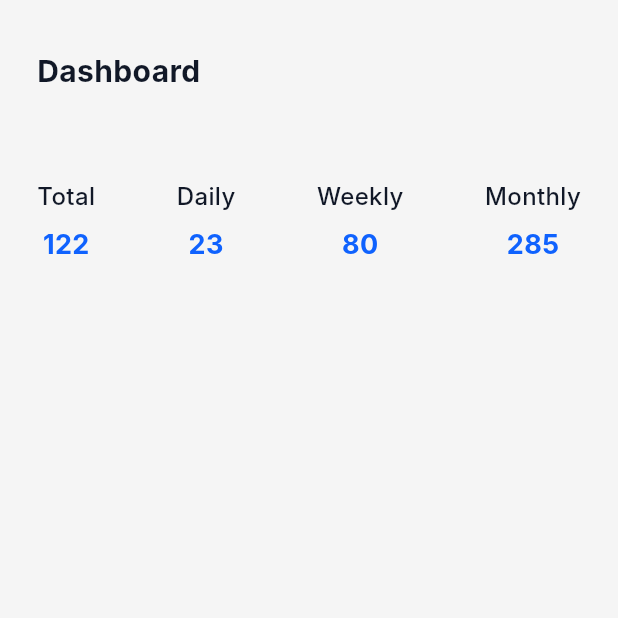
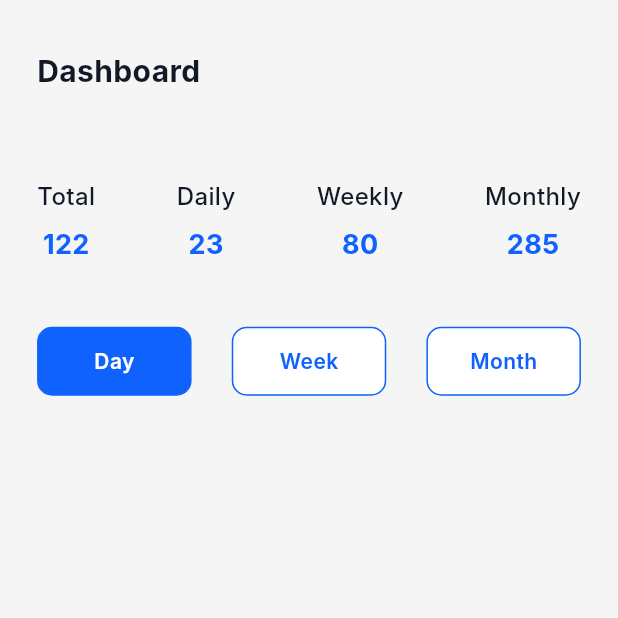
Before and after one commit to huzaifa-huzzi/Project_Lead, a Flutter app: the HomeScreen screen opened directly, on a phone screen of 412 x 824 dp, the top half of it. Run offline on Flutter 3.47's test engine with Material 3 defaults, Android fonts, the phone set to English and light mode, and no system bars; our stand-ins replace flutter_feather_icons, get, intl_phone_field, loading_indicator; Roboto replaces fonts that are missing (Inter).

Commit message:
some new features added

```diff
--- a/lib/View/Home/HomeScreen.dart
+++ b/lib/View/Home/HomeScreen.dart
@@ -40,7 +40,7 @@ class HomeScreen extends StatelessWidget {
 
             SizedBox(height: SizingConfig.height(0.07)),
 
-            /// Headings + Animated Numbers
+            /// Animated Numbers Row
             Row(
               mainAxisAlignment: MainAxisAlignment.spaceBetween,
               children: [
@@ -50,13 +50,25 @@ class HomeScreen extends StatelessWidget {
                 Obx(() => _buildAnimatedStat("Monthly", controller.monthly.value)),
               ],
             ),
+
+            SizedBox(height: SizingConfig.height(0.05)),
+
+            /// Toggle Tabs Row (Day, Week, Month)
+            Obx(() => Row(
+              mainAxisAlignment: MainAxisAlignment.spaceBetween,
+              children: [
+                _buildToggleButton("Day", 0),
+                _buildToggleButton("Week", 1),
+                _buildToggleButton("Month", 2),
+              ],
+            )),
           ],
         ),
       ),
     );
   }
 
-  /// Helper: Title + Animated Count
+  /// Stat Widget
   Widget _buildAnimatedStat(String title, int targetValue) {
     return Column(
       children: [
@@ -86,4 +98,37 @@ class HomeScreen extends StatelessWidget {
       ],
     );
   }
+
+  /// Toggle Button Widget
+  Widget _buildToggleButton(String title, int index) {
+    return GestureDetector(
+      onTap: () {
+        controller.selectedTab.value = index;
+        // You can also call API/update UI based on selection
+      },
+      child: Container(
+        width: SizingConfig.width(0.25),
+        padding: const EdgeInsets.symmetric(vertical: 12),
+        decoration: BoxDecoration(
+          color: controller.selectedTab.value == index
+              ? AppColors.primaryColor
+              : Colors.white,
+          borderRadius: BorderRadius.circular(10),
+          border: Border.all(
+            color: AppColors.primaryColor,
+          ),
+        ),
+        alignment: Alignment.center,
+        child: Text(
+          title,
+          style: TextStyle(
+            color: controller.selectedTab.value == index
+                ? Colors.white
+                : AppColors.primaryColor,
+            fontWeight: FontWeight.w600,
+          ),
+        ),
+      ),
+    );
+  }
 }
--- a/lib/View_model/Controllers/HomeController..dart
+++ b/lib/View_model/Controllers/HomeController..dart
@@ -15,6 +15,9 @@ class HomeController extends GetxController {
     super.onInit();
   }
 
+  // For the graphs
+  var selectedTab = 0.obs; // for the tabulars
+
 
 
 }
```
